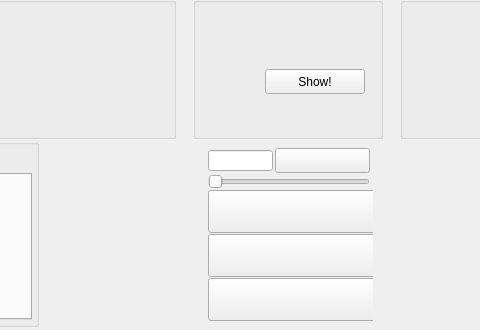
Above: src/gui/qt/gametable.ui from pokerth/pokerth before the change; both pictures show x 223 to 703 and y 270 to 600 of the 1024 by 600 pixel window. Below: the same form after it.
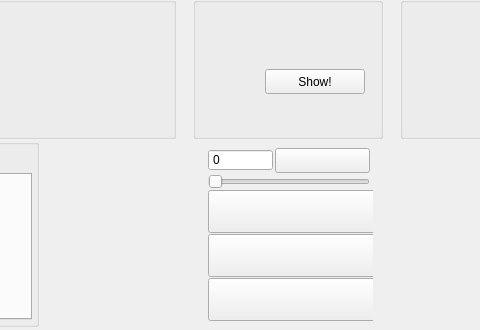
That is the form after the change. Icons and pictures are not drawn. Custom widgets are drawn as their Qt base class.

Commit message: enable scroll wheel bet value change

Patch:
```diff
--- a/src/gui/qt/gametable.ui
+++ b/src/gui/qt/gametable.ui
@@ -3030,21 +3030,12 @@
             <number>2</number>
            </property>
            <item>
-            <widget class="QLineEdit" name="lineEdit_betValue">
-             <property name="minimumSize">
-              <size>
-               <width>0</width>
-               <height>21</height>
-              </size>
+            <widget class="QSpinBox" name="spinBox_betValue">
+             <property name="buttonSymbols">
+              <enum>QAbstractSpinBox::NoButtons</enum>
              </property>
-             <property name="maximumSize">
-              <size>
-               <width>16777215</width>
-               <height>21</height>
-              </size>
-             </property>
-             <property name="maxLength">
-              <number>10000000</number>
+             <property name="maximum">
+              <number>99999999</number>
              </property>
             </widget>
            </item>
```
The commit also changes 4 other files.
